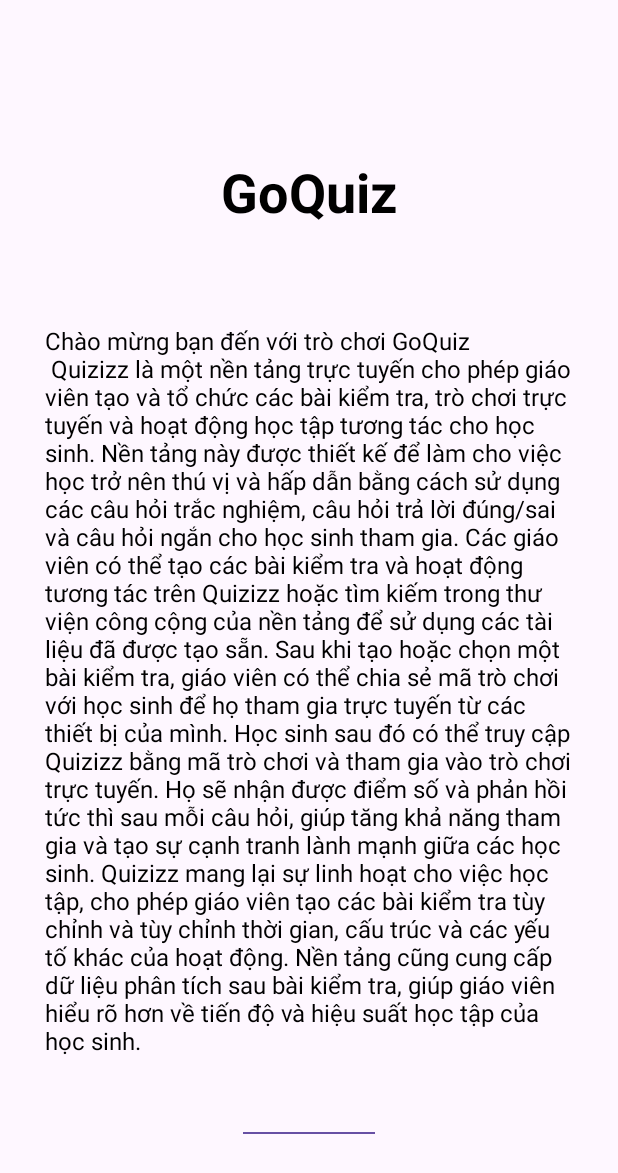
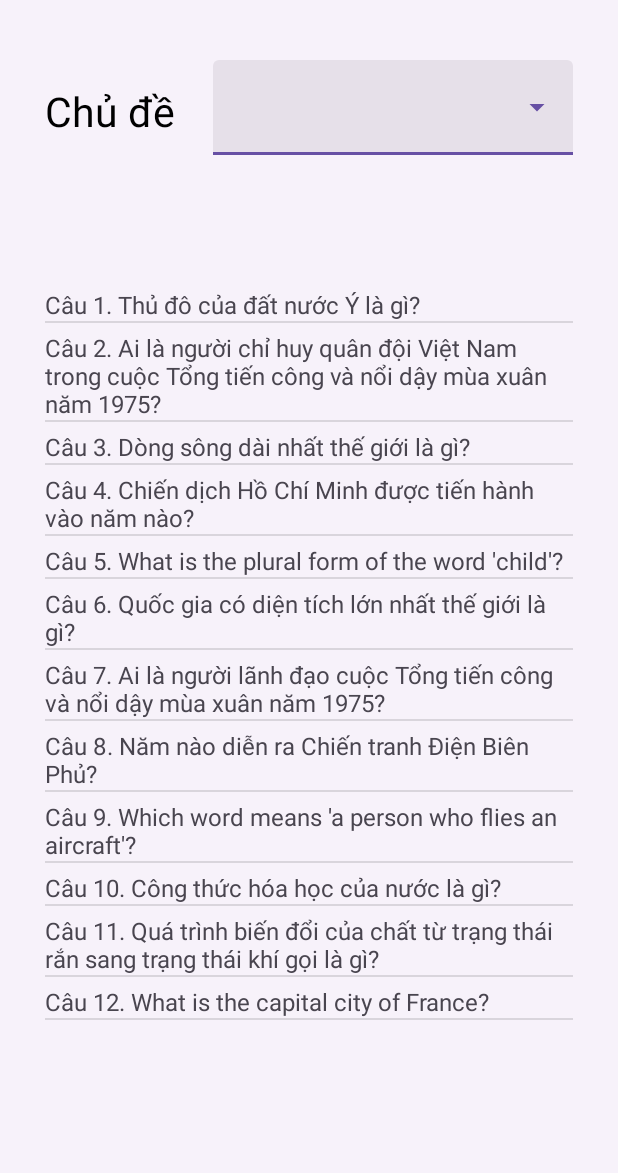
Before and after one commit to nynhh01/quiz, an Android app: the screen it shows after launch (MainActivity before the commit, Frame5 after it), on a phone screen of 412 x 824 dp. Shown: the top 1173 px of the screen. Run offline under Robolectric (Android 15) with nearby library versions, the phone set to English and light mode, and no system bars.

Commit message:
Hoan thien

```diff
--- a/Quiz/app/src/main/AndroidManifest.xml
+++ b/Quiz/app/src/main/AndroidManifest.xml
@@ -17,7 +17,7 @@
             android:name=".Frame6"
             android:exported="false" />
         <activity
-            android:name=".Frame5"
+            android:name=".MainActivity"
             android:exported="false" />
         <activity
             android:name=".Frame4"
@@ -30,7 +30,7 @@
             android:exported="false"/>
 
         <activity
-            android:name=".MainActivity"
+            android:name=".Frame5"
             android:exported="true" >
             <intent-filter>
                 <action android:name="android.intent.action.MAIN" />
--- a/Quiz/app/src/main/java/com/example/quiz/Frame5.java
+++ b/Quiz/app/src/main/java/com/example/quiz/Frame5.java
@@ -2,13 +2,74 @@ package com.example.quiz;
 
 import androidx.appcompat.app.AppCompatActivity;
 
+import android.content.Intent;
 import android.os.Bundle;
+import android.view.View;
+import android.widget.AdapterView;
+import android.widget.AutoCompleteTextView;
+import android.widget.ListView;
+import android.widget.TextView;
+import android.widget.Toast;
+
+import com.example.quiz.Object.Data;
+import com.example.quiz.Object.QuestionAdapter;
+import com.example.quiz.Object.Setting;
+import com.google.android.material.switchmaterial.SwitchMaterial;
+import com.google.android.material.textfield.MaterialAutoCompleteTextView;
+import com.google.android.material.textfield.TextInputLayout;
+
+import java.util.ArrayList;
 
 public class Frame5 extends AppCompatActivity {
-
+    public static String KEY_F5 = "ID_QUESTIONS";
+    ArrayList<String> nameTitles;
+    TextInputLayout textField;
     @Override
     protected void onCreate(Bundle savedInstanceState) {
         super.onCreate(savedInstanceState);
         setContentView(R.layout.activity_frame5);
+        Data.InitQuestions();
+        InitName();
+
+        textField = findViewById(R.id.F5txtInputField);
+        ((MaterialAutoCompleteTextView) textField.getEditText()).setSimpleItems(nameTitles.toArray(new String[nameTitles.size()]));
+        MaterialAutoCompleteTextView autoCompleteTextView = (MaterialAutoCompleteTextView) textField.getEditText();
+
+        QuestionAdapter adapter = new QuestionAdapter(Data.getQuestion());
+        ListView listView = findViewById(R.id.F5list_question);
+        listView.setAdapter(adapter);
+
+        listView.setOnItemClickListener(new AdapterView.OnItemClickListener() {
+            @Override
+            public void onItemClick(AdapterView<?> parent, View view, int position, long id) {
+                Intent intent2 = new Intent(Frame5.this, Frame6.class);
+                intent2.putExtra(KEY_F5, adapter.getID(position));
+                //Toast.makeText(Frame5.this, adapter.getID(position), Toast.LENGTH_LONG).show();
+
+                startActivity(intent2);
+            }
+        });
+
+        autoCompleteTextView.setOnItemClickListener(new AdapterView.OnItemClickListener() {
+            @Override
+            public void onItemClick(AdapterView<?> parent, View view, int p, long id) {
+                String value = ((AutoCompleteTextView) findViewById(R.id.F5txtView2)).getText().toString();
+                int position = nameTitles.indexOf(value);
+                adapter.setQuestions(Data.getQuestion(position));
+                listView.setAdapter(adapter);
+            }
+        });
+    }
+    void InitName(){
+        nameTitles = new ArrayList<String>();
+        int size = Data.getListTheme().size();
+        //Toast.makeText(Frame5.this, size + "", Toast.LENGTH_LONG).show();
+//        for(int i=0; i<Data.getQuestion(0).size(); i++)
+//            Toast.makeText(Frame5.this, Data.getQuestion(0).get(i).getId(), Toast.LENGTH_LONG).show();
+        for(int i=0; i<size; i++)
+            nameTitles.add(Data.getListTheme().get(i).getName());
+    }
+    void SetSize(){
+        ((TextView)findViewById(R.id.F5txt1)).setTextSize(Setting.SIZE_TEXT_TITLE1);
     }
 }
--- a/Quiz/app/src/main/java/com/example/quiz/Object/Data.java
+++ b/Quiz/app/src/main/java/com/example/quiz/Object/Data.java
@@ -192,8 +192,20 @@ public class Data {
         Collections.shuffle(result);
         return result;
     }
-    static String NewId(String key, int id){
-        return "{}{:03d}".format(key, id);
+    public static ArrayList<Question> getQuestion(){
+        return listQuestion;
+    }
+    public static ArrayList<Question> getQuestion(int type){
+        return listTheme.get(type).getQuestions();
+    }
+    public static Question findQuestion(String id){
+        for(int i = 0; i<listQuestion.size(); i++)
+            if(listQuestion.get(i).getId().equals(id))
+                return listQuestion.get(i);
+        return null;
+    }
+    static String NewId(String key, int id) {
+        return String.format("%s%03d", key, id);
     }
     public static ArrayList<Theme> getListTheme(){return listTheme;}
     public static int getTotalScore(){return totalScore;}
--- /dev/null
+++ b/Quiz/app/src/main/java/com/example/quiz/Object/QuestionAdapter.java
@@ -0,0 +1,55 @@
+package com.example.quiz.Object;
+
+import android.view.View;
+import android.view.ViewGroup;
+import android.widget.BaseAdapter;
+import android.widget.TextView;
+
+import com.example.quiz.R;
+
+import java.util.ArrayList;
+import java.util.Collections;
+
+public class QuestionAdapter extends BaseAdapter {
+    ArrayList<Question> questions;
+    public QuestionAdapter(ArrayList<Question> x){
+        questions = x;
+        Collections.shuffle(questions);
+    }
+    public void setQuestions(ArrayList<Question> x){
+        questions.clear();
+        questions = x;
+        Collections.shuffle(questions);
+    }
+    public String getID(int i){
+        return questions.get(i).getId();
+    }
+    @Override
+    public int getCount() {
+        return questions.size();
+    }
+    @Override
+    public Object getItem(int position) {
+        return questions.get(position);
+    }
+
+    @Override
+    public long getItemId(int position) {
+        return 0;
+    }
+
+    @Override
+    public View getView(int i, View view, ViewGroup viewGroup) {
+        View resultView;
+
+        if(view != null)
+            resultView = view;
+        else
+            resultView = View.inflate(viewGroup.getContext(), R.layout.item_question, null);
+
+        Question question = questions.get(i);
+        ((TextView)resultView.findViewById(R.id.textQuestionItem)).setText("Câu " + (i + 1) + ". " + question.getQuestion());
+        ((TextView)resultView.findViewById(R.id.textQuestionItem)).setTextSize(Setting.SIZE_TEXT_NORMAL);
+        return resultView;
+    }
+}
--- a/Quiz/app/src/main/res/layout/activity_frame5.xml
+++ b/Quiz/app/src/main/res/layout/activity_frame5.xml
@@ -14,30 +14,32 @@
         android:layout_marginTop="10dp"
         android:layout_width="match_parent"
         android:layout_height="0dp"
-        android:layout_weight="10"
+        android:layout_weight="15"
         android:orientation="horizontal"
         android:weightSum="100"
         >
         <TextView
+            android:id="@+id/F5txt1"
             android:layout_width="0dp"
             android:layout_height="wrap_content"
             android:text="Chủ đề"
             android:layout_weight="30"
+            android:layout_marginRight="10dp"
             android:textSize="27sp"
             android:textColor="#000"
 
             />
         <com.google.android.material.textfield.TextInputLayout
-            android:id="@+id/txtInputField"
+            android:id="@+id/F5txtInputField"
             style="@style/Widget.Material3.TextInputLayout.FilledBox.ExposedDropdownMenu"
             android:layout_width="0dp"
             android:layout_height="match_parent"
-            android:layout_weight="60">
+            android:layout_weight="70">
 
             <AutoCompleteTextView
-                android:id="@+id/txtView2"
+                android:id="@+id/F5txtView2"
                 android:layout_width="match_parent"
-                android:layout_height="60dp" />
+                android:layout_height="63dp" />
 
         </com.google.android.material.textfield.TextInputLayout>
     </LinearLayout>
@@ -46,7 +48,7 @@
         android:layout_width="match_parent"
         android:layout_height="0dp"
         android:layout_weight="70"
-        android:id="@+id/list_question"
+        android:id="@+id/F5list_question"
         android:layout_marginTop="40dp"
         >
     </ListView>
--- a/Quiz/app/src/main/res/layout/item_question.xml
+++ b/Quiz/app/src/main/res/layout/item_question.xml
@@ -1,13 +1,17 @@
 <?xml version="1.0" encoding="utf-8"?>
 <LinearLayout xmlns:android="http://schemas.android.com/apk/res/android"
     android:layout_width="match_parent"
-    android:layout_height="match_parent">
+    android:layout_height="match_parent"
+    android:weightSum="100"
+    android:orientation="vertical"
+    android:gravity="center_vertical">
 
     <TextView
-        android:id="@+id/textView"
+        android:id="@+id/textQuestionItem"
         android:layout_width="match_parent"
-        android:layout_height="match_parent"
-        android:layout_weight="1"
+        android:layout_height="0dp"
+        android:layout_weight="100"
+        android:layout_marginTop="5dp"
         android:text="TextView"
         android:textSize="30sp"/>
 </LinearLayout>
```
Also changed, not shown: Quiz/app/src/main/java/com/example/quiz/Frame6.java (+8 -1 lines).
